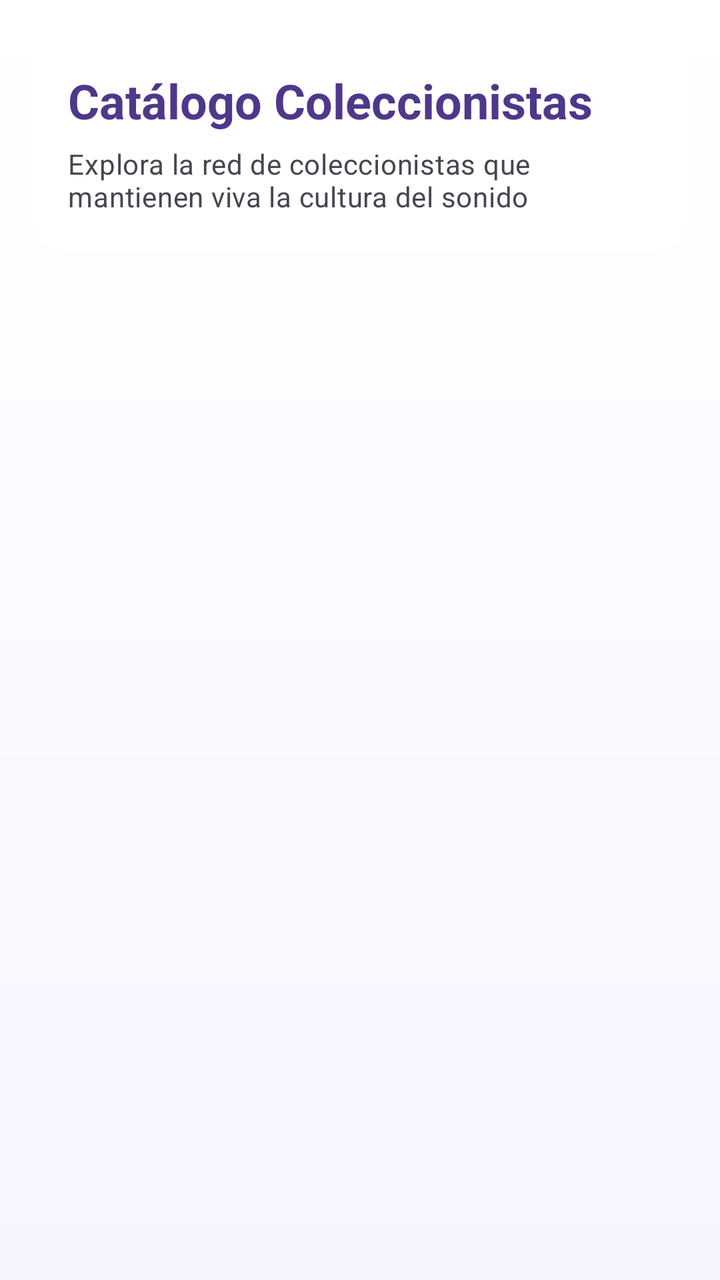
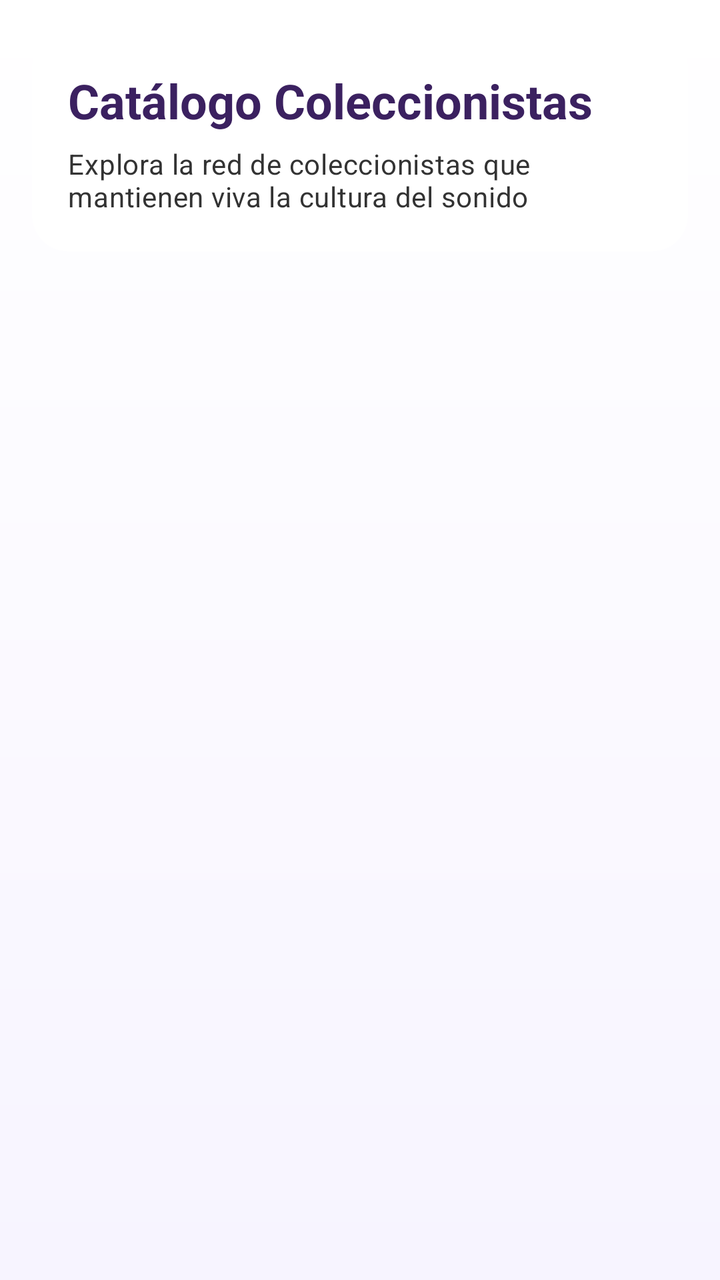

Before-and-after screenshots of an Android layout around one commit, followed by the original layout XML and the change that was made.
<!-- AndroidManifest.xml: application theme Theme.Vinilos -->
<!-- res/layout/fragment_collector_list.xml -->
<?xml version="1.0" encoding="utf-8"?>
<LinearLayout
    xmlns:android="http://schemas.android.com/apk/res/android"
    xmlns:app="http://schemas.android.com/apk/res-auto"
    android:layout_width="match_parent"
    android:layout_height="match_parent"
    android:background="@drawable/bg_album_list"
    android:orientation="vertical">

    <androidx.cardview.widget.CardView
        android:layout_width="match_parent"
        android:layout_height="wrap_content"
        android:layout_marginStart="16dp"
        android:layout_marginTop="16dp"
        android:layout_marginEnd="16dp"
        app:cardBackgroundColor="@color/white"
        app:cardCornerRadius="18dp"
        app:cardElevation="0dp"
        app:cardUseCompatPadding="false">

        <LinearLayout
            android:layout_width="match_parent"
            android:layout_height="wrap_content"
            android:orientation="vertical"
            android:padding="18dp">

            <TextView
                android:id="@+id/textTitle"
                android:layout_width="match_parent"
                android:layout_height="wrap_content"
                android:text="@string/collectors_title"
                android:textAppearance="?attr/textAppearanceHeadline5"
                android:textColor="@color/purple_dark"
                android:textStyle="bold" />

            <TextView
                android:id="@+id/textSubtitle"
                android:layout_width="match_parent"
                android:layout_height="wrap_content"
                android:layout_marginTop="6dp"
                android:text="@string/collectors_subtitle"
                android:textAppearance="?attr/textAppearanceBody2"
                android:textColor="@color/gray_text" />
        </LinearLayout>
    </androidx.cardview.widget.CardView>

    <FrameLayout
        android:layout_width="match_parent"
        android:layout_height="0dp"
        android:layout_weight="1"
        android:layout_marginTop="8dp">

        <androidx.recyclerview.widget.RecyclerView
            android:id="@+id/recyclerView"
            android:layout_width="match_parent"
            android:layout_height="match_parent"
            android:clipToPadding="false"
            android:paddingStart="0dp"
            android:paddingTop="8dp"
            android:paddingEnd="0dp"
            android:paddingBottom="16dp"
            android:visibility="gone" />

        <ProgressBar
            android:id="@+id/progressBar"
            android:layout_width="wrap_content"
            android:layout_height="wrap_content"
            android:layout_gravity="center"
            android:indeterminateTint="@color/purple_primary"
            android:visibility="gone" />

        <TextView
            android:id="@+id/textError"
            android:layout_width="wrap_content"
            android:layout_height="wrap_content"
            android:layout_gravity="center"
            android:gravity="center"
            android:paddingStart="24dp"
            android:paddingEnd="24dp"
            android:textAppearance="?attr/textAppearanceBody1"
            android:textColor="@color/error"
            android:visibility="gone" />

    </FrameLayout>

</LinearLayout>
<!-- resources referenced by this layout -->
<resources>
  <color name="error">#FFB3261E</color>
  <color name="gray_text">#FF49454F</color>
  <color name="purple_dark">#FF4F378B</color>
  <color name="purple_primary">#FF6650A4</color>
  <color name="white">#FFFFFFFF</color>
  <!-- drawable bg_album_list (drawable) -->
  <?xml version="1.0" encoding="utf-8"?>
  <shape xmlns:android="http://schemas.android.com/apk/res/android">
      <gradient
          android:angle="90"
          android:startColor="#FFF7F4FF"
          android:endColor="#FFFFFFFF" />
  </shape>
  <string name="collectors_subtitle">Explora la red de coleccionistas que mantienen viva la cultura del sonido</string>
  <string name="collectors_title">Catálogo Coleccionistas</string>
  <style name="Theme.Vinilos" parent="Theme.MaterialComponents.Light.NoActionBar">
          <item name="colorPrimary">@color/purple_primary</item>
          <item name="colorPrimaryDark">@color/purple_dark</item>
          <item name="colorAccent">@color/purple_light</item>
          <item name="android:statusBarColor">@color/purple_primary</item>
  
          <item name="textAppearanceHeadline6">@style/TextAppearance.Vinilos.TitleLarge</item>
          <item name="textAppearanceSubtitle1">@style/TextAppearance.Vinilos.TitleMedium</item>
          <item name="textAppearanceHeadline4">@style/TextAppearance.Vinilos.TitleSmall</item>
          <item name="textAppearanceBody1">@style/TextAppearance.Vinilos.BodyLarge</item>
          <item name="textAppearanceBody2">@style/TextAppearance.Vinilos.BodyMedium</item>
          <item name="textAppearanceCaption">@style/TextAppearance.Vinilos.Label</item>
      </style>
  <color name="purple_light">#FFEADDFF</color>
  <style name="TextAppearance.Vinilos.TitleLarge" parent="TextAppearance.MaterialComponents.Headline6">
          <item name="android:textSize">28sp</item>
          <item name="android:textStyle">bold</item>
          <item name="android:textColor">@color/black</item>
      </style>
  <style name="TextAppearance.Vinilos.TitleMedium" parent="TextAppearance.MaterialComponents.Subtitle1">
          <item name="android:textSize">16sp</item>
          <item name="android:textStyle">normal</item>
          <item name="android:textColor">@color/black</item>
      </style>
  <style name="TextAppearance.Vinilos.TitleSmall" parent="TextAppearance.MaterialComponents.Headline5">
          <item name="android:textSize">24sp</item>
          <item name="android:textStyle">bold</item>
          <item name="android:textColor">@color/black</item>
      </style>
  <style name="TextAppearance.Vinilos.BodyLarge" parent="TextAppearance.MaterialComponents.Body1">
          <item name="android:textSize">16sp</item>
          <item name="android:textColor">@color/black</item>
      </style>
  <style name="TextAppearance.Vinilos.BodyMedium" parent="TextAppearance.MaterialComponents.Body2">
          <item name="android:textSize">14sp</item>
          <item name="android:textColor">@color/black</item>
      </style>
  <style name="TextAppearance.Vinilos.Label" parent="TextAppearance.MaterialComponents.Caption">
          <item name="android:textSize">12sp</item>
          <item name="android:textColor">@color/black</item>
      </style>
  <color name="black">#FF000000</color>
</resources>

<!-- the commit's change to res/layout/fragment_collector_list.xml (unified diff, before → after) -->
@@ -28,6 +28,7 @@
                 android:id="@+id/textTitle"
                 android:layout_width="match_parent"
                 android:layout_height="wrap_content"
+                android:importantForAccessibility="no"
                 android:text="@string/collectors_title"
                 android:textAppearance="?attr/textAppearanceHeadline5"
                 android:textColor="@color/purple_dark"
<!-- resource entries referenced after the edit -->
@@ -1,9 +1,9 @@
 <!-- resources referenced by this layout -->
 <resources>
   <color name="error">#FFB3261E</color>
-  <color name="gray_text">#FF49454F</color>
-  <color name="purple_dark">#FF4F378B</color>
-  <color name="purple_primary">#FF6650A4</color>
+  <color name="gray_text">#FF333333</color>
+  <color name="purple_dark">#FF3B2160</color>
+  <color name="purple_primary">#FF5A2B82</color>
   <color name="white">#FFFFFFFF</color>
   <!-- drawable bg_album_list (drawable) -->
   <?xml version="1.0" encoding="utf-8"?>
